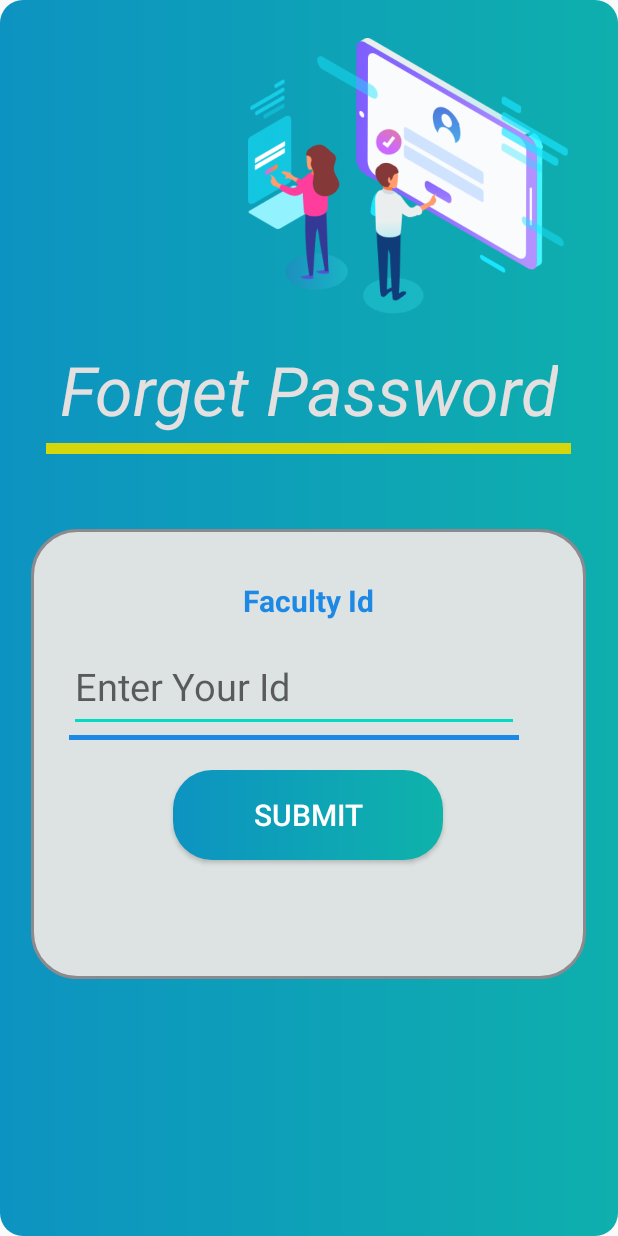
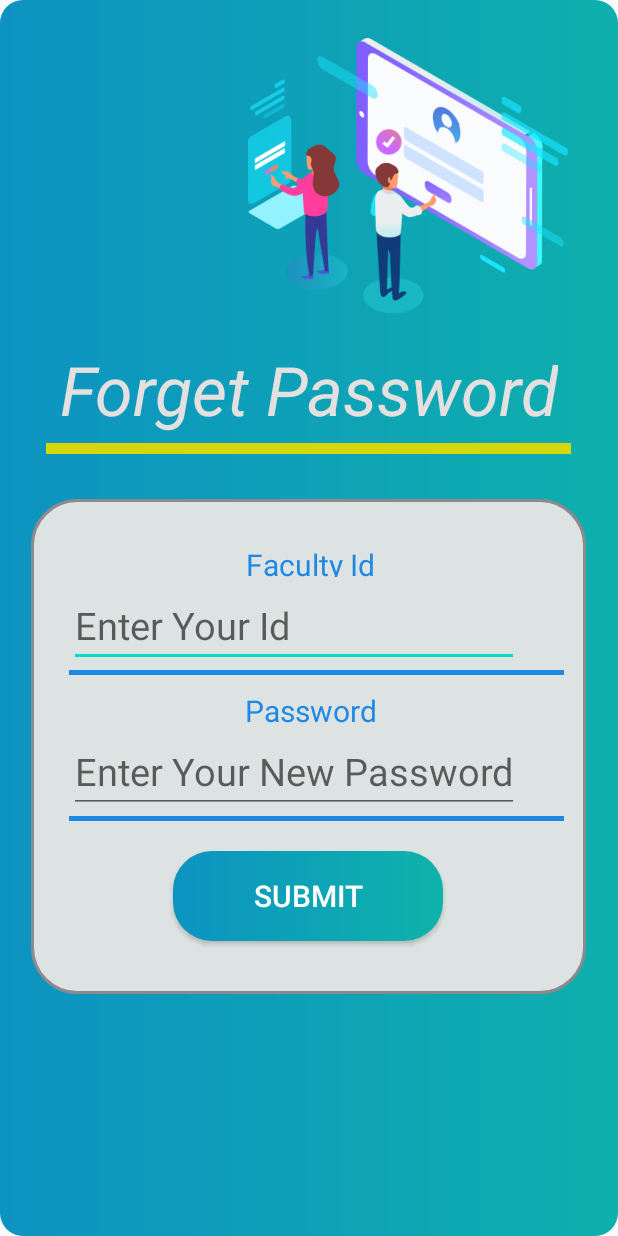
Before and after one commit to CBCT-BBSR/CBCT_Android, an Android app: the FacultyForgetPasswordActivity screen opened directly, with no data from a screen before it, on a phone screen of 412 x 824 dp. Run offline under Robolectric (Android 15) with nearby library versions, the light colour scheme and no system bars.

Commit message:
Faculty Forget Password
Commit

```diff
--- a/app/src/main/java/com/cutm/majorproject/cbct/FacultyLoginApi.java
+++ b/app/src/main/java/com/cutm/majorproject/cbct/FacultyLoginApi.java
@@ -9,4 +9,6 @@ public interface FacultyLoginApi {
     @GET("/facultylogin/{facultyId}/{password}")
     Call<Facultylogin> getFaculty(@Path("facultyId") Long facultyId, @Path("password") String password);
 
+    @GET("/facultyforgotpassword/{facultyId}/{password}")
+    Call<Integer> FacultyForgotPassword(@Path("facultyId") Long facultyId,@Path("password") String password);
 }
--- a/app/src/main/java/com/cutm/majorproject/cbct/Facultylogin.java
+++ b/app/src/main/java/com/cutm/majorproject/cbct/Facultylogin.java
@@ -4,16 +4,16 @@ public class Facultylogin {
 
 
     private Long facultyID;
-    private String facultyName;
+   // private String facultyName;
     private String password;
 
 
     public Facultylogin() {
     }
 
-    public Facultylogin(Long facultyID, String facultyName, String password) {
+    public Facultylogin(Long facultyID,String password) {
         this.facultyID = facultyID;
-        this.facultyName = facultyName;
+      //  this.facultyName = facultyName;
         this.password = password;
     }
 
@@ -25,13 +25,13 @@ public class Facultylogin {
         this.facultyID = facultyID;
     }
 
-    public String getFacultyName() {
-        return facultyName;
-    }
-
-    public void setFacultyName(String facultyName) {
-        this.facultyName = facultyName;
-    }
+//    public String getFacultyName() {
+//        return facultyName;
+//    }
+//
+//    public void setFacultyName(String facultyName) {
+//        this.facultyName = facultyName;
+//    }
 
     public String getPassword() {
         return password;
--- a/app/src/main/res/layout/activity_faculty_forget_password.xml
+++ b/app/src/main/res/layout/activity_faculty_forget_password.xml
@@ -28,24 +28,24 @@
         android:background="#D6D60C" />
     <LinearLayout
         android:layout_width="370dp"
-        android:layout_height="300dp"
+        android:layout_height="330dp"
         android:orientation="vertical"
-        android:layout_marginTop="50dp"
+        android:layout_marginTop="30dp"
         android:layout_gravity="center"
         android:background="@drawable/mock_back">
         <TextView
             android:layout_width="match_parent"
-            android:layout_height="35dp"
-            android:gravity="center"
+            android:layout_height="22dp"
+            android:layout_marginStart="2dp"
             android:layout_marginTop="30dp"
             android:text="Faculty Id"
-            android:textStyle="bold"
+            android:gravity="center"
             android:textColor="#1E88E5"
             android:textSize="20sp" />
         <EditText
-            android:id="@+id/et_student_username"
+            android:id="@+id/et_faculty_forget_id"
             android:layout_width="300dp"
-            android:layout_height="60dp"
+            android:layout_height="50dp"
             android:inputType="number"
             android:layout_marginStart="25dp"
             android:layout_marginTop="10dp"
@@ -53,24 +53,48 @@
             android:textColor="#090808"
             android:hint="Enter Your Id "/>
         <View
+            android:layout_width="330dp"
+            android:layout_height="3dp"
+            android:layout_marginStart="25dp"
+            android:layout_marginTop="2dp"
+            android:background="#1E88E5" />
+        <TextView
+            android:layout_width="match_parent"
+            android:layout_height="22dp"
+            android:layout_marginStart="2dp"
+            android:layout_marginTop="10dp"
+            android:gravity="center"
+            android:text="Password"
+            android:textColor="#1E88E5"
+            android:textSize="20sp" />
+        <EditText
+            android:id="@+id/et_faculty_forget_password"
             android:layout_width="300dp"
+            android:layout_height="50dp"
+            android:layout_marginStart="25dp"
+            android:layout_marginTop="10dp"
+            android:inputType="textPassword"
+            android:textSize="25sp"
+            android:textColor="#090808"
+            android:hint="Enter Your New Password "/>
+        <View
+            android:layout_width="330dp"
             android:layout_height="3dp"
             android:layout_marginStart="25dp"
             android:layout_marginTop="2dp"
             android:background="#1E88E5" />
 
         <Button
-            android:id="@+id/btn_goto_student_validate"
+            android:id="@+id/btn_change_faculty_password"
             android:layout_width="180dp"
             android:layout_height="60dp"
+            android:layout_marginTop="20dp"
             android:layout_gravity="center"
-            android:layout_marginTop="20dp"
             android:background="@drawable/centre_button"
             android:text="Submit"
             android:textColor="#ffffff"
             android:textSize="20sp" />
 
-
     </LinearLayout>
 
 </LinearLayout>
```
